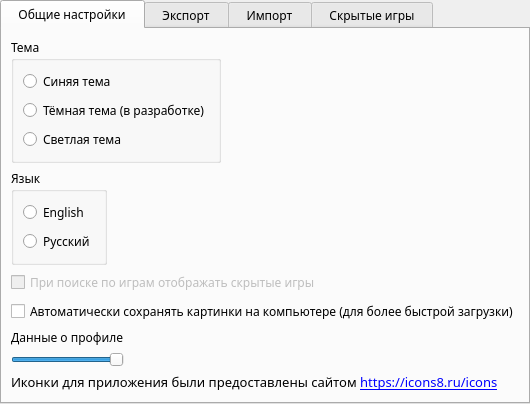
First picture: the form in AraSteamManager/forms/subForms/main/formsettings.ui, repository Arankir/AraSteamManager, before the edit.
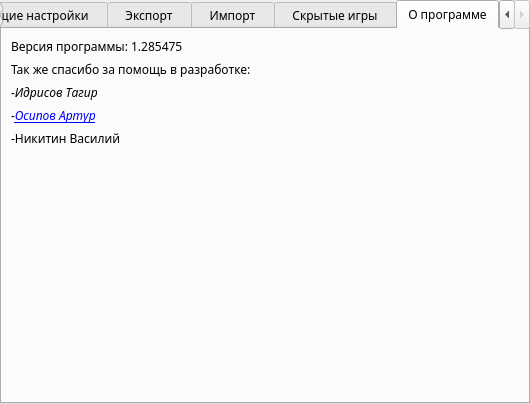
Second picture: the form after the edit.

The edit to the form file:
```diff
--- a/AraSteamManager/forms/subForms/main/formsettings.ui
+++ b/AraSteamManager/forms/subForms/main/formsettings.ui
@@ -34,7 +34,7 @@
    <item>
     <widget class="QTabWidget" name="tabWidget">
      <property name="currentIndex">
-      <number>0</number>
+      <number>4</number>
      </property>
      <widget class="QWidget" name="tab_2">
       <attribute name="title">
@@ -728,6 +728,82 @@
        </item>
       </layout>
      </widget>
+     <widget class="QWidget" name="tab">
+      <attribute name="title">
+       <string>О программе</string>
+      </attribute>
+      <layout class="QVBoxLayout" name="verticalLayout_19">
+       <item>
+        <widget class="QLabel" name="label_7">
+         <property name="text">
+          <string>Версия программы: 1.285475</string>
+         </property>
+         <property name="wordWrap">
+          <bool>true</bool>
+         </property>
+        </widget>
+       </item>
+       <item>
+        <widget class="QLabel" name="label_8">
+         <property name="text">
+          <string>Так же спасибо за помощь в разработке:</string>
+         </property>
+         <property name="wordWrap">
+          <bool>true</bool>
+         </property>
+        </widget>
+       </item>
+       <item>
+        <widget class="QLabel" name="label_9">
+         <property name="font">
+          <font>
+           <family>Ebrima</family>
+           <italic>true</italic>
+          </font>
+         </property>
+         <property name="text">
+          <string>-Идрисов Тагир</string>
+         </property>
+        </widget>
+       </item>
+       <item>
+        <widget class="QLabel" name="label_10">
+         <property name="font">
+          <font>
+           <family>Ebrima</family>
+           <italic>true</italic>
+          </font>
+         </property>
+         <property name="text">
+          <string>&lt;html&gt;&lt;head/&gt;&lt;body&gt;&lt;p&gt;-&lt;a href=https://arturosipov.com&gt;Осипов Артур&lt;/a&gt;&lt;/p&gt;&lt;/body&gt;&lt;/html&gt;</string>
+         </property>
+         <property name="textFormat">
+          <enum>Qt::RichText</enum>
+         </property>
+        </widget>
+       </item>
+       <item>
+        <widget class="QLabel" name="label_11">
+         <property name="text">
+          <string>-Никитин Василий</string>
+         </property>
+        </widget>
+       </item>
+       <item>
+        <spacer name="verticalSpacer_3">
+         <property name="orientation">
+          <enum>Qt::Vertical</enum>
+         </property>
+         <property name="sizeHint" stdset="0">
+          <size>
+           <width>20</width>
+           <height>40</height>
+          </size>
+         </property>
+        </spacer>
+       </item>
+      </layout>
+     </widget>
     </widget>
    </item>
   </layout>
```
